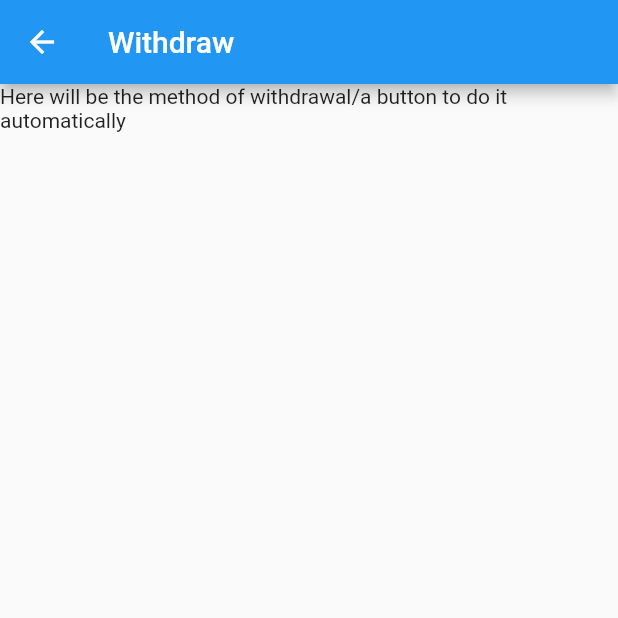
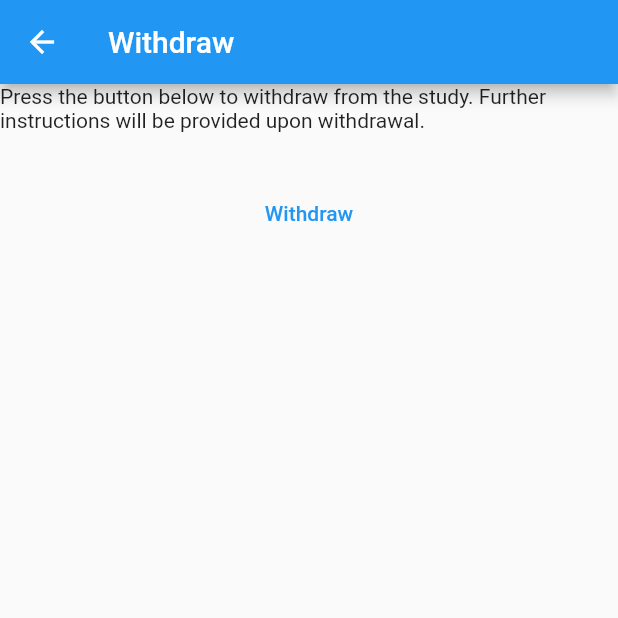
Before and after one commit to mTurner-beepboop/t2fa_study_app, a Flutter app: the Withdraw screen opened directly, on a phone screen of 412 x 824 dp, the top half of it. Run offline on Flutter 3.47's test engine with Material 2 defaults, Android fonts, the phone set to English and light mode, and no system bars; our stand-ins replace cloud_firestore, firebase_core, firebase_messaging, flutter_local_notifications; accounts and stored records are empty.

Commit message:
Altered notifications - users will now be subscribed to the 'active_participant' topic on first start, with the option to withdraw unsubscribing them, stopping notifications.

```diff
--- a/lib/main.dart
+++ b/lib/main.dart
@@ -48,6 +48,7 @@ void main() async {
   Objects? obj;
   if (storedObj == "None"){
     first = true;
+    await FirebaseMessaging.instance.subscribeToTopic("active_participant");
   } else {
     obj = getEnumObject(storedObj);
   }
--- a/lib/withdraw.dart
+++ b/lib/withdraw.dart
@@ -1,6 +1,15 @@
+import 'package:firebase_messaging/firebase_messaging.dart';
 import 'package:flutter/material.dart';
 
 //TODO - Implement a way to withdraw from the study (probably just send in a request to firebase with id of participant and such)
+
+///Currently, this page offers users a way to remove themselves from the study by unsubscribing from the notification topic -
+///ie they won't receive reminders anymore. This may need to be updated to save a document to firestore so that
+///we can keep track of which participants have withdrawn.
+
+Future<void> unsubscribe() async {
+  await FirebaseMessaging.instance.unsubscribeFromTopic("active_participant");
+}
 
 class Withdraw extends StatefulWidget {
   const Withdraw({Key? key}) : super(key: key);
@@ -10,13 +19,55 @@ class Withdraw extends StatefulWidget {
 }
 
 class _WithdrawState extends State<Withdraw> {
+  var isActive = true;
+  var text = "Press the button below to withdraw from the study. Further instructions will be provided upon withdrawal.";
+
+  @override
+  void initState() {
+    super.initState();
+  }
+
   @override
   Widget build(BuildContext context) {
     return Scaffold(
       appBar: AppBar(
         title: const Text("Withdraw"),
       ),
-      body: const Text("Here will be the method of withdrawal/a button to do it automatically"),
+      body: Column(children: [
+        Text(text),
+        const SizedBox(
+          height: 30,
+        ),
+        isActive
+        ? TextButton(
+          onPressed: () => showDialog<String>(
+            context: context,
+            builder: (BuildContext context) => AlertDialog(
+              title: const Text("Withdraw"),
+              content: const Text("Be aware, this cannot be undone. Are you sure you want to withdraw from the study?"),
+              actions: [
+                TextButton(
+                  onPressed: () {
+                    unsubscribe().then((result) {
+                      setState(() {
+                        isActive = false;
+                        text = "You have withdrawn from the study. Please contact ... to confirm this and discuss any compensation.";
+                      });
+                      Navigator.pop(context, 'Yes');
+                    });
+                  },
+                  child: const Text("Yes"),
+                ),
+                ElevatedButton(
+                  onPressed: () {
+                    Navigator.pop(context, 'No');
+                  },
+                  child: const Text("No")),
+              ])),
+          child: const Text("Withdraw"),
+        )
+        : const Text("You have withdrawn and will no longer receive notifications"),
+      ])
     );
   }
 }
```
